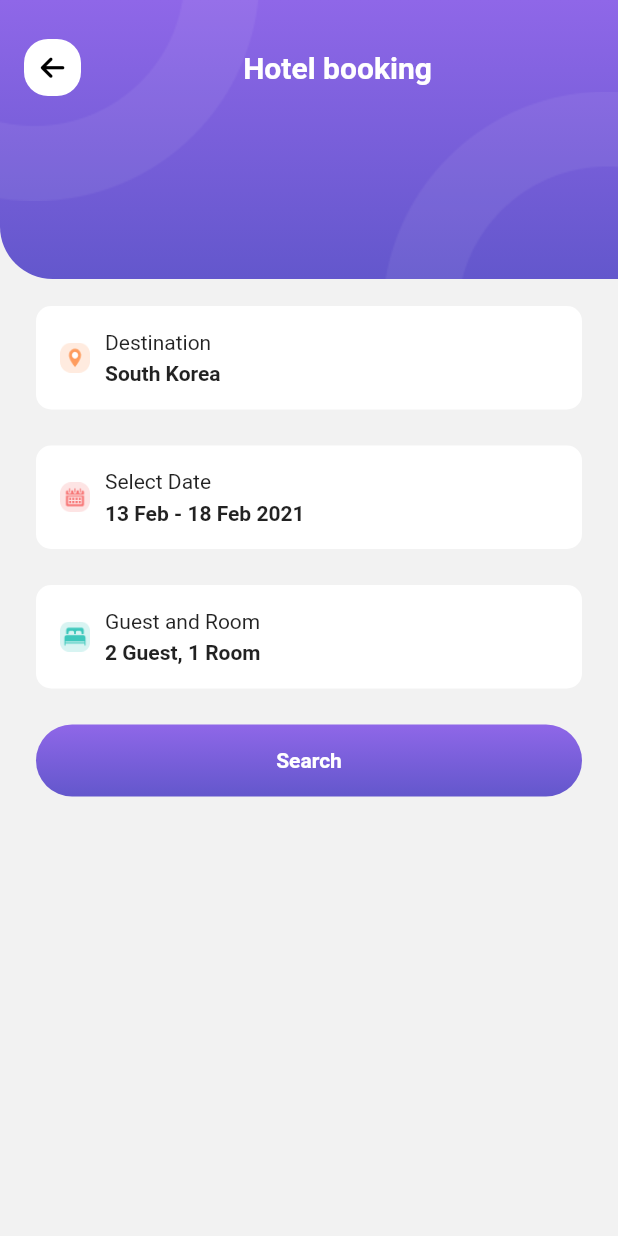
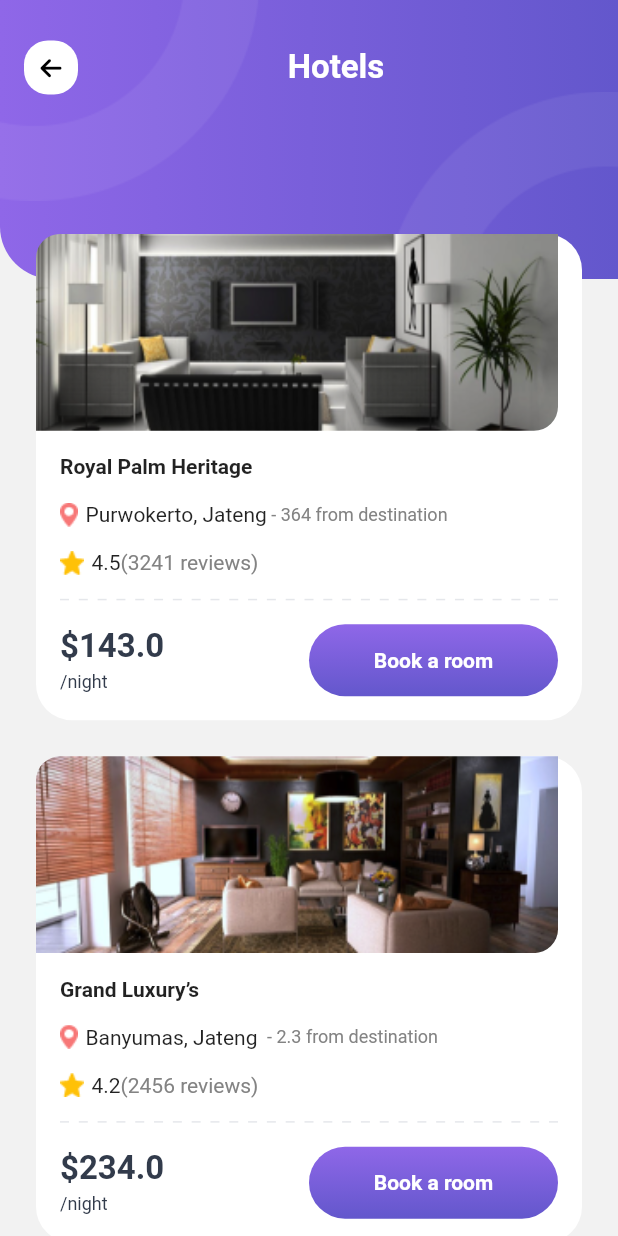
Before and after one commit to ngapham-amela/UI-travel-app, a Flutter app: the HotelScreen screen opened by its route, after a tap on "Search", on a phone screen of 412 x 824 dp. Run offline on Flutter 3.47's test engine with Material 2 defaults, Android fonts, the phone set to English and light mode, and no system bars; our stand-ins replace font_awesome_flutter, hive_flutter, salomon_bottom_bar, smooth_page_indicator, syncfusion_flutter_datepicker; accounts and stored records are empty.

Commit message:
Search Result Booking Hotel Screen

```diff
--- a/lib/core/helpers/asset_helper.dart
+++ b/lib/core/helpers/asset_helper.dart
@@ -18,4 +18,9 @@ class AssetHelper {
   static const String iconGuest = 'assets/icons/icon_guest.png';
   static const String iconDesc = 'assets/icons/icon_desc.png';
   static const String iconAsc = 'assets/icons/icon_asc.png';
+  static const String hotel1 = 'assets/images/hotel1.png';
+  static const String hotel2 = 'assets/images/hotel2.png';
+  static const String hotel3 = 'assets/images/hotel3.png';
+  static const String iconLocateHotel = 'assets/icons/icon_locate_hotel.png';
+  static const String iconStarHotel = 'assets/icons/icon_star.png';
 }
--- /dev/null
+++ b/lib/data/models/hotel_model.dart
@@ -0,0 +1,19 @@
+class HotelModel {
+  HotelModel({
+    required this.hotelName,
+    required this.hotelImage,
+    required this.location,
+    required this.awayKilometer,
+    required this.star,
+    required this.numberOfReview,
+    required this.price,
+  });
+
+  final String hotelName;
+  final String hotelImage;
+  final String location;
+  final String awayKilometer;
+  final double star;
+  final int numberOfReview;
+  final double price;
+}
--- a/lib/representation/screens/guest_and_book_screen.dart
+++ b/lib/representation/screens/guest_and_book_screen.dart
@@ -1,4 +1,3 @@
-import 'package:flutter/src/widgets/framework.dart';
 import 'package:travel_app_flutter/core/constants/dismension_constants.dart';
 import 'package:travel_app_flutter/core/helpers/asset_helper.dart';
 import 'package:travel_app_flutter/representation/widgets/app_bar_container.dart';
--- a/lib/representation/screens/hotel_screen.dart
+++ b/lib/representation/screens/hotel_screen.dart
@@ -2,6 +2,7 @@ import 'package:flutter/material.dart';
 import 'package:travel_app_flutter/core/constants/dismension_constants.dart';
 import 'package:travel_app_flutter/core/helpers/asset_helper.dart';
 import 'package:travel_app_flutter/representation/screens/guest_and_book_screen.dart';
+import 'package:travel_app_flutter/representation/screens/list_hotel_screen.dart';
 import 'package:travel_app_flutter/representation/screens/select_date_screen.dart';
 import 'package:travel_app_flutter/representation/widgets/app_bar_container.dart';
 import 'package:travel_app_flutter/representation/widgets/item_booking_widget.dart';
@@ -68,7 +69,9 @@ class _HotelScreenState extends State<HotelScreen> {
           ),
           ItemButtonWidget(
             data: 'Search',
-            onTap: (() {}),
+            onTap: (() {
+              Navigator.of(context).pushNamed(ListHotelScreen.routeName);
+            }),
           )
         ]),
       ),
--- /dev/null
+++ b/lib/representation/screens/list_hotel_screen.dart
@@ -0,0 +1,71 @@
+import 'package:flutter/material.dart';
+import 'package:travel_app_flutter/core/helpers/asset_helper.dart';
+import 'package:travel_app_flutter/data/models/hotel_model.dart';
+import 'package:travel_app_flutter/representation/widgets/app_bar_container.dart';
+import 'package:travel_app_flutter/representation/widgets/item_hotel_widget.dart';
+
+class ListHotelScreen extends StatefulWidget {
+  const ListHotelScreen({super.key});
+  static const String routeName = '/list_hotel_screen';
+
+  @override
+  State<ListHotelScreen> createState() => _ListHotelScreenState();
+}
+
+class _ListHotelScreenState extends State<ListHotelScreen> {
+  final List<HotelModel> hotelModel = [
+    HotelModel(
+        hotelName: 'Royal Palm Heritage',
+        hotelImage: AssetHelper.hotel1,
+        location: 'Purwokerto, Jateng',
+        awayKilometer: '364',
+        star: 4.5,
+        numberOfReview: 3241,
+        price: 143),
+    HotelModel(
+        hotelName: 'Grand Luxury’s',
+        hotelImage: AssetHelper.hotel2,
+        location: 'Banyumas, Jateng ',
+        awayKilometer: '2.3',
+        star: 4.2,
+        numberOfReview: 2456,
+        price: 234),
+    HotelModel(
+        hotelName: 'The Orlando House',
+        hotelImage: AssetHelper.hotel3,
+        location: 'Ajibarang, Jateng ',
+        awayKilometer: '1.1',
+        star: 3.5,
+        numberOfReview: 1234,
+        price: 132),
+    HotelModel(
+        hotelName: 'Grand Luxury’s',
+        hotelImage: AssetHelper.hotel2,
+        location: 'Banyumas, Jateng ',
+        awayKilometer: '2.3',
+        star: 4.2,
+        numberOfReview: 2456,
+        price: 234),
+    HotelModel(
+        hotelName: 'The Orlando House',
+        hotelImage: AssetHelper.hotel3,
+        location: 'Ajibarang, Jateng ',
+        awayKilometer: '1.1',
+        star: 3.5,
+        numberOfReview: 1234,
+        price: 132),
+  ];
+
+  @override
+  Widget build(BuildContext context) {
+    return AppBarContainerWidget(
+      titleString: 'Hotels',
+      child: SingleChildScrollView(
+        child: Column(
+          children:
+              hotelModel.map((e) => ItemHotelWidget(hotelModel: e)).toList(),
+        ),
+      ),
+    );
+  }
+}
--- a/lib/representation/widgets/app_bar_container.dart
+++ b/lib/representation/widgets/app_bar_container.dart
@@ -1,25 +1,33 @@
-import 'package:flutter/src/widgets/framework.dart';
 import 'package:flutter/material.dart';
 import 'package:font_awesome_flutter/font_awesome_flutter.dart';
 import 'package:travel_app_flutter/core/constants/color_constants.dart';
 import 'package:travel_app_flutter/core/constants/dismension_constants.dart';
+import 'package:travel_app_flutter/core/constants/textstyle_ext.dart';
 import 'package:travel_app_flutter/core/helpers/asset_helper.dart';
 import 'package:travel_app_flutter/core/helpers/image_helper.dart';
 
 class AppBarContainerWidget extends StatelessWidget {
-  const AppBarContainerWidget(
-      {Key? key,
+  const AppBarContainerWidget({
+    Key? key,
     required this.child,
     this.title,
+    this.titleString,
+    this.subTitleString,
+    this.implementTraling = false,
     this.implementLeading = true,
-      this.titleString,
-      this.implementTraleing = false})
-      : super(key: key);
+    this.paddingContent =
+        const EdgeInsets.symmetric(horizontal: kMediumPadding),
+  })  : assert(title != null || titleString != null,
+            'title or titleString can\'t be null'),
+        super(key: key);
+
   final Widget child;
   final Widget? title;
   final String? titleString;
+  final String? subTitleString;
+  final bool implementTraling;
   final bool implementLeading;
-  final bool implementTraleing;
+  final EdgeInsets? paddingContent;
 
   @override
   Widget build(BuildContext context) {
@@ -29,51 +37,62 @@ class AppBarContainerWidget extends StatelessWidget {
           SizedBox(
             height: 186,
             child: AppBar(
-              centerTitle: true,
-              automaticallyImplyLeading: false,
-              elevation: 0,
-              toolbarHeight: 90,
-              backgroundColor: ColorPalette.backgroundScaffoldGold,
               title: title ??
-                  Row(
+                  Padding(
+                    padding: const EdgeInsets.symmetric(horizontal: 0),
+                    child: Row(
+                      mainAxisAlignment: MainAxisAlignment.spaceBetween,
                       children: [
                         if (implementLeading)
-                        Container(
+                          GestureDetector(
+                            onTap: () {
+                              Navigator.of(context).pop();
+                            },
+                            child: Container(
                               decoration: BoxDecoration(
-                            borderRadius: BorderRadius.all(
-                              Radius.circular(
+                                borderRadius: BorderRadius.circular(
                                   kDefaultPadding,
-                              ),
                                 ),
                                 color: Colors.white,
                               ),
                               padding: EdgeInsets.all(kItemPadding),
                               child: Icon(
                                 FontAwesomeIcons.arrowLeft,
+                                size: kDefaultPadding,
                                 color: Colors.black,
-                            size: kDefaultIconSize,
+                              ),
                             ),
                           ),
                         Expanded(
                           child: Center(
                             child: Column(
+                              mainAxisAlignment: MainAxisAlignment.center,
                               children: [
                                 Text(
                                   titleString ?? '',
-                                style: TextStyle(
-                                  fontWeight: FontWeight.bold,
-                                  fontSize: 20,
+                                  style: TextStyles.defaultStyle.fontHeader
+                                      .whiteTextColor.bold,
                                 ),
-                              )
+                                if (subTitleString != null)
+                                  Padding(
+                                    padding: const EdgeInsets.only(
+                                        top: kMediumPadding),
+                                    child: Text(
+                                      subTitleString!,
+                                      style: TextStyles.defaultStyle.fontCaption
+                                          .whiteTextColor,
+                                    ),
+                                  ),
                               ],
                             ),
                           ),
                         ),
-                      if (implementTraleing)
+                        if (implementTraling)
                           Container(
                             decoration: BoxDecoration(
-                            borderRadius:
-                                BorderRadius.circular(kDefaultPadding),
+                              borderRadius: BorderRadius.circular(
+                                kDefaultPadding,
+                              ),
                               color: Colors.white,
                             ),
                             padding: EdgeInsets.all(kItemPadding),
@@ -82,38 +101,50 @@ class AppBarContainerWidget extends StatelessWidget {
                               size: kDefaultPadding,
                               color: Colors.black,
                             ),
-                        )
+                          ),
                       ],
+                    ),
                   ),
               flexibleSpace: Stack(
                 children: [
                   Container(
                     decoration: BoxDecoration(
-                      gradient: Gradients.defaultGradientBackground,
+                      gradient: const LinearGradient(
+                        colors: [Color(0xff8F67E8), Color(0xff6357CC)],
+                      ),
                       borderRadius: BorderRadius.only(
                         bottomLeft: Radius.circular(35),
                       ),
                     ),
                   ),
                   Positioned(
-                    child: ImageHelper.loadFromAsset(AssetHelper.oval1),
                     top: 0,
                     left: 0,
+                    child: ImageHelper.loadFromAsset(
+                      AssetHelper.oval1,
+                    ),
                   ),
                   Positioned(
-                    child: ImageHelper.loadFromAsset(AssetHelper.oval2),
                     bottom: 0,
                     right: 0,
-                  )
+                    child: ImageHelper.loadFromAsset(
+                      AssetHelper.oval2,
+                    ),
+                  ),
                 ],
               ),
+              centerTitle: true,
+              automaticallyImplyLeading: false,
+              elevation: 0,
+              toolbarHeight: 90,
+              backgroundColor: ColorPalette.backgroundScaffoldGold,
             ),
           ),
           Container(
             margin: EdgeInsets.only(top: 156),
-            padding: EdgeInsets.symmetric(horizontal: kMediumPadding),
+            padding: paddingContent,
             child: child,
-          )
+          ),
         ],
       ),
     );
--- /dev/null
+++ b/lib/representation/widgets/dashline_widget.dart
@@ -0,0 +1,39 @@
+import 'package:flutter/material.dart';
+import 'package:travel_app_flutter/core/constants/color_constants.dart';
+import 'package:travel_app_flutter/core/constants/dismension_constants.dart';
+
+class DashLineWidget extends StatelessWidget {
+  const DashLineWidget(
+      {super.key, this.height = 1, this.color = ColorPalette.dividerColor});
+
+  final double height;
+  final Color color;
+
+  @override
+  Widget build(BuildContext context) {
+    return LayoutBuilder(
+      builder: (BuildContext context, BoxConstraints constraints) {
+        final boxWidth = constraints.constrainWidth();
+        final dashWidth = 6.0;
+        final dashHeight = height;
+        final dashCount = (boxWidth / (2 * dashWidth)).floor();
+        return Padding(
+          padding: const EdgeInsets.symmetric(vertical: kDefaultPadding),
+          child: Flex(
+            children: List.generate(dashCount, (_) {
+              return SizedBox(
+                width: dashWidth,
+                height: dashHeight,
+                child: DecoratedBox(
+                  decoration: BoxDecoration(color: color),
+                ),
+              );
+            }),
+            mainAxisAlignment: MainAxisAlignment.spaceBetween,
+            direction: Axis.horizontal,
+          ),
+        );
+      },
+    );
+  }
+}
--- /dev/null
+++ b/lib/representation/widgets/item_hotel_widget.dart
@@ -0,0 +1,124 @@
+import 'package:flutter/material.dart';
+import 'package:travel_app_flutter/core/constants/dismension_constants.dart';
+import 'package:travel_app_flutter/core/constants/textstyle_ext.dart';
+import 'package:travel_app_flutter/core/helpers/asset_helper.dart';
+import 'package:travel_app_flutter/core/helpers/image_helper.dart';
+import 'package:travel_app_flutter/data/models/hotel_model.dart';
+import 'package:travel_app_flutter/representation/widgets/dashline_widget.dart';
+import 'package:travel_app_flutter/representation/widgets/item_button_widget.dart';
+
+class ItemHotelWidget extends StatelessWidget {
+  const ItemHotelWidget({super.key, required this.hotelModel, this.onTap});
+
+  final HotelModel hotelModel;
+  final Function()? onTap;
+
+  @override
+  Widget build(BuildContext context) {
+    return Container(
+      decoration: BoxDecoration(
+        borderRadius: BorderRadius.circular(kMediumPadding),
+        color: Colors.white,
+      ),
+      margin: EdgeInsets.only(bottom: kMediumPadding),
+      child: Column(
+        crossAxisAlignment: CrossAxisAlignment.start,
+        children: [
+          Container(
+            width: double.infinity,
+            margin: EdgeInsets.only(right: kDefaultPadding),
+            child: ImageHelper.loadFromAsset(
+              hotelModel.hotelImage,
+              radius: BorderRadius.only(
+                topLeft: Radius.circular(
+                  kDefaultPadding,
+                ),
+                bottomRight: Radius.circular(
+                  kDefaultPadding,
+                ),
+              ),
+            ),
+          ),
+          Padding(
+            padding: EdgeInsets.all(
+              kDefaultPadding,
+            ),
+            child: Column(
+              crossAxisAlignment: CrossAxisAlignment.start,
+              children: [
+                Text(
+                  hotelModel.hotelName,
+                  style: TextStyle(
+                    fontWeight: FontWeight.bold,
+                  ),
+                ),
+                SizedBox(
+                  height: kDefaultPadding,
+                ),
+                Row(
+                  children: [
+                    ImageHelper.loadFromAsset(AssetHelper.iconLocateHotel),
+                    SizedBox(
+                      width: kMinPadding,
+                    ),
+                    Text(hotelModel.location),
+                    Text(
+                      ' - ${hotelModel.awayKilometer} from destination',
+                      style:
+                          TextStyles.defaultStyle.subTitleTextColor.fontCaption,
+                      maxLines: 2,
+                    ),
+                  ],
+                ),
+                SizedBox(
+                  height: kDefaultPadding,
+                ),
+                Row(
+                  children: [
+                    ImageHelper.loadFromAsset(AssetHelper.iconStarHotel),
+                    SizedBox(
+                      width: kMinPadding,
+                    ),
+                    Text(hotelModel.star.toString()),
+                    Text(
+                      '(${hotelModel.numberOfReview} reviews)',
+                      style: TextStyles.defaultStyle.subTitleTextColor,
+                    ),
+                  ],
+                ),
+                DashLineWidget(),
+                Row(
+                  children: [
+                    Expanded(
+                      child: Column(
+                        crossAxisAlignment: CrossAxisAlignment.start,
+                        children: [
+                          Text(
+                            '\$${hotelModel.price}',
+                            style: TextStyles.defaultStyle.fontHeader.bold,
+                          ),
+                          SizedBox(
+                            height: kMinPadding,
+                          ),
+                          Text(
+                            '/night',
+                            style: TextStyles.defaultStyle.fontCaption,
+                          ),
+                        ],
+                      ),
+                    ),
+                    Expanded(
+                        child: ItemButtonWidget(
+                      data: 'Book a room',
+                      onTap: onTap,
+                    ))
+                  ],
+                )
+              ],
+            ),
+          ),
+        ],
+      ),
+    );
+  }
+}
--- a/lib/routers.dart
+++ b/lib/routers.dart
@@ -2,6 +2,7 @@ import 'package:flutter/material.dart';
 import 'package:travel_app_flutter/representation/screens/guest_and_book_screen.dart';
 import 'package:travel_app_flutter/representation/screens/hotel_screen.dart';
 import 'package:travel_app_flutter/representation/screens/intro_screen.dart';
+import 'package:travel_app_flutter/representation/screens/list_hotel_screen.dart';
 import 'package:travel_app_flutter/representation/screens/main_app.dart';
 import 'package:travel_app_flutter/representation/screens/select_date_screen.dart';
 import 'package:travel_app_flutter/representation/screens/splash_screen.dart';
@@ -14,4 +15,5 @@ final Map<String, WidgetBuilder> router = {
   SelectDateScreen.routeName: ((context) => SelectDateScreen()),
   GuestAndRoomBookingScreen.routeName: ((context) =>
       GuestAndRoomBookingScreen()),
+  ListHotelScreen.routeName: ((context) => ListHotelScreen()),
 };
```
Also changed, not shown: assets/icons/icon_locate_hotel.png (added), assets/icons/icon_star.png (added), assets/images/hotel1.png (added), assets/images/hotel2.png (added), assets/images/hotel3.png (added), pubspec.lock. Lines whose indentation alone changed are shown as unchanged.
